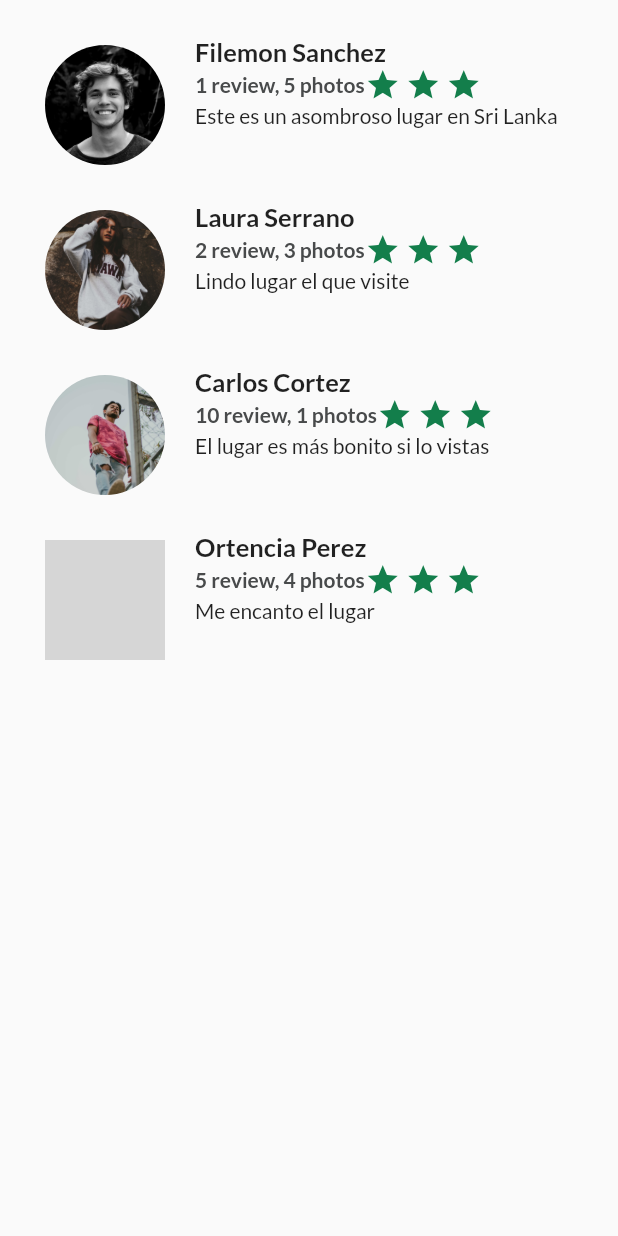
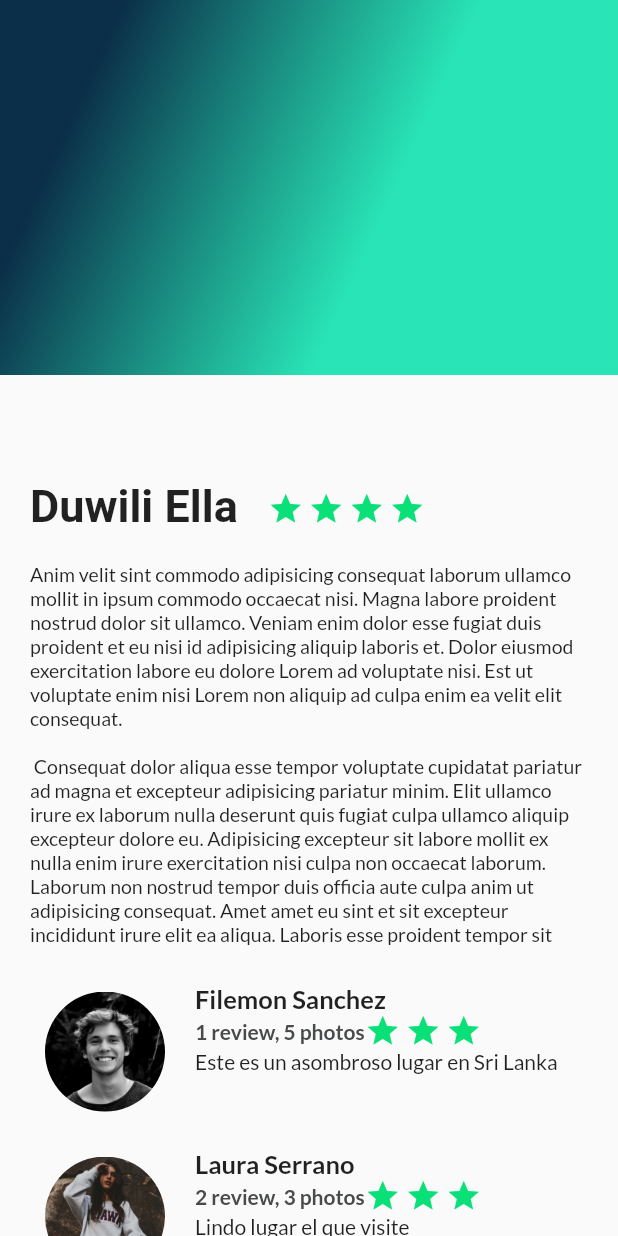
Before and after one commit to Emmafloh13/TavelAPP, a Flutter app: the screen it shows after launch, on a phone screen of 412 x 824 dp. Run offline on Flutter 3.47's test engine with Material 2 defaults, Android fonts, the phone set to English and light mode, and no system bars; our stand-ins replace google_fonts; grey boxes are pictures that could not be loaded.

Commit message:
Suviendo gradient

```diff
--- a/lib/main.dart
+++ b/lib/main.dart
@@ -1,5 +1,6 @@
 import 'package:flutter/material.dart';
 import 'package:travel_app5a/screens/description_place_screen.dart';
+import 'package:travel_app5a/screens/gradient_back.dart';
 import 'package:travel_app5a/screens/reviews.dart';
 
 void main() {
@@ -14,15 +15,24 @@ class MainApp extends StatelessWidget {
 
   @override
   Widget build(BuildContext context) {
-    return const MaterialApp(
+    return MaterialApp(
       debugShowCheckedModeBanner: false,
       home: Scaffold(
-        // body: DescriptionPlaceScreen(
-        //   descriptionPlace: descriptionText,
-        //   namePlace: namePlace,
-        //   starts: 4,
-        // ),
-        body: Reviews(),
+        body: Stack(
+          children: <Widget>[
+            ListView(
+              children: <Widget>[
+                DescriptionPlaceScreen(
+                  descriptionPlace: descriptionText,
+                  namePlace: namePlace,
+                  starts: 4,
+                ),
+                const Reviews(),
+              ],
+            ),
+            const GradientBack(),
+          ],
+        ),
       ),
     );
   }
--- a/lib/screens/description_place_screen.dart
+++ b/lib/screens/description_place_screen.dart
@@ -27,7 +27,7 @@ class DescriptionPlaceScreen extends StatelessWidget {
       ),
       child: const Icon(
         Icons.star,
-        color: Color.fromARGB(255, 19, 126, 75),
+        color: Color.fromARGB(255, 9, 225, 120),
       ),
     );
     final titleAndStarts = Row(
--- /dev/null
+++ b/lib/screens/gradient_back.dart
@@ -0,0 +1,23 @@
+import 'package:flutter/material.dart';
+
+class GradientBack extends StatelessWidget {
+  const GradientBack({super.key});
+
+  @override
+  Widget build(BuildContext context) {
+    return Container(
+      height: 250.0,
+      decoration: const BoxDecoration(
+        gradient: LinearGradient(
+            colors: [
+              Color.fromARGB(245, 1, 38, 65),
+              Color.fromARGB(229, 17, 226, 174),
+            ],
+            begin: FractionalOffset(0.2, 0.0),
+            end: FractionalOffset(1.0, 0.6),
+            stops: [0.0, 0.6],
+            tileMode: TileMode.clamp),
+      ),
+    );
+  }
+}
--- a/lib/screens/review.dart
+++ b/lib/screens/review.dart
@@ -47,7 +47,7 @@ class Review extends StatelessWidget {
       ),
       child: const Icon(
         Icons.star,
-        color: Color.fromARGB(255, 19, 126, 75),
+        color: Color.fromARGB(255, 9, 225, 120),
       ),
     );
 
```
